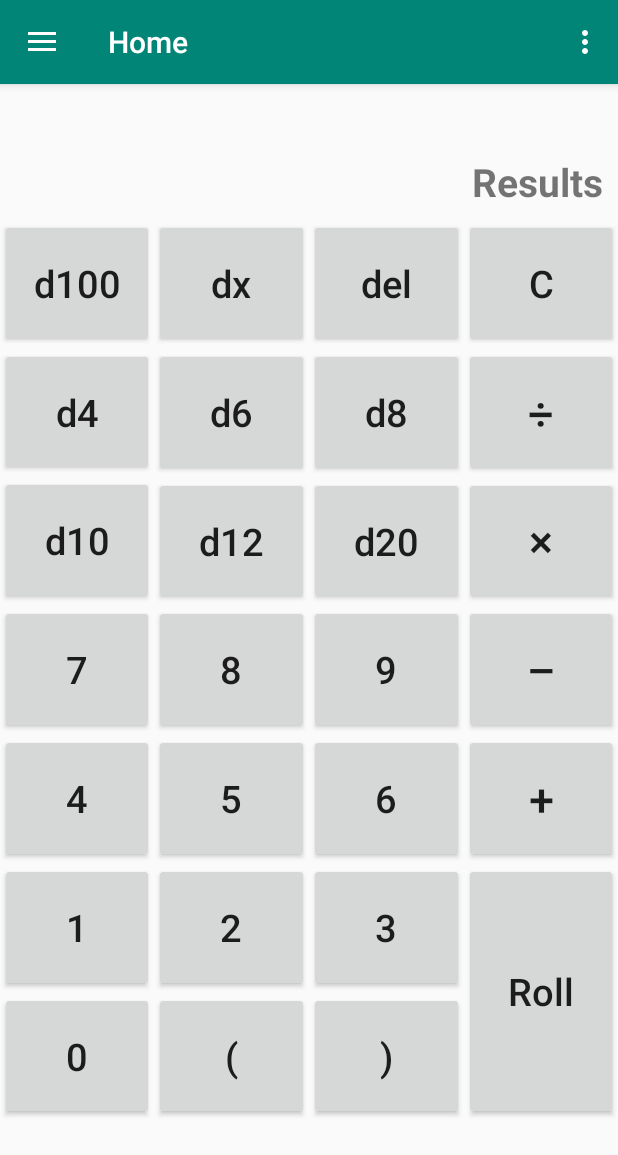
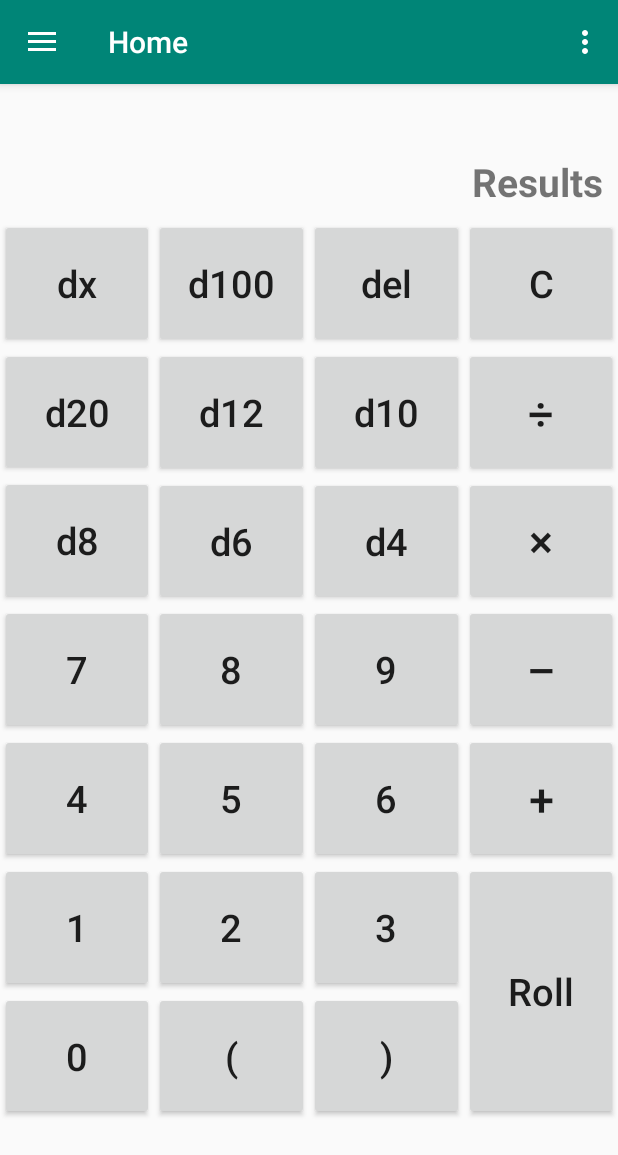
Before and after one commit to NuclearTacos/DiceRoller, an Android app: the screen it shows after launch (MainActivity), on a phone screen of 412 x 824 dp. Shown: the top 1155 px of the screen. Run offline under Robolectric (Android 15) with nearby library versions, the phone set to English and light mode, and no system bars; our stand-ins replace navigation-ui.

Commit message:
Smarter logic for pressing xdy buttons
Also, refactored the Dice Space to keep a list of slots, and to intelligently manage the slots.

```diff
--- a/app/src/main/java/io/nucleartacos/diceroller/ui/home/HomeFragment.kt
+++ b/app/src/main/java/io/nucleartacos/diceroller/ui/home/HomeFragment.kt
@@ -7,15 +7,16 @@ import android.view.View
 import android.view.ViewGroup
 import android.widget.Button
 import android.widget.TextView
-import android.widget.Toast
 import androidx.fragment.app.Fragment
 import androidx.lifecycle.Observer
 import androidx.lifecycle.ViewModelProviders
 import io.nucleartacos.diceroller.R
+import io.nucleartacos.diceroller.data.Slot
 
 class HomeFragment : Fragment() {
 
     private lateinit var homeViewModel: HomeViewModel
+    private var slotList: ArrayList<Slot> = ArrayList<Slot>()
 
     override fun onCreateView(
         inflater: LayoutInflater,
@@ -35,82 +36,124 @@ class HomeFragment : Fragment() {
 
         // Get all of the function buttons.  The function buttons are every button that add things
         // to the Dice Space.  Any X, dY, or +/-/whatever buttons.
-        var functionButtonList: ArrayList<Button> = getFunctionButtons(root)
-        functionButtonList.forEach {
-            it.setOnClickListener {
-                functionPress(it)
-            }
-        }
-
-        // When the delete key is pressed, remove the last character from the Dice Space
-        root.findViewById<Button>(R.id.del).setOnClickListener{
-            delPress(it)
-        }
-
-        // When the clear key is pressed, clear the entire Dice Space
-        root.findViewById<Button>(R.id.C).setOnClickListener{
-            clearPress(it)
-        }
+        assignButtionClicks(root)
 
         return root
     }
 
-    fun functionPress(button: View){
-        if (button is Button){
-            var diceValue = button.rootView.findViewById<TextView>(R.id.diceSpace).text as String
-            button.rootView.findViewById<TextView>(R.id.diceSpace).text = diceValue + button.text
-        }
+    fun diceSpaceString(): String {
+        var spaceString = ""
+
+        slotList.forEach( {
+            spaceString += it.toString()
+        })
+
+        return spaceString.replace("  "," " ).trim()
     }
 
-    fun delPress(button: View){
-        if (button is Button){
-            var diceValue = button.rootView.findViewById<TextView>(R.id.diceSpace).text as String
 
-            if ( diceValue.substring( diceValue.length-1 ) == " "){
-                button.rootView.findViewById<TextView>(R.id.diceSpace)
-                    .text = substring( diceValue, 0, diceValue.length-3 )
+    fun dButtonPress(button: View) {
+        if (button is Button) {
+            // If there are no elements, the last slot counts as 1
+            // Or if the last slot *isn't* a number
+            if (slotList.size == 0 ) {
+                var lastSlot = Slot(1)
+                slotList.add( lastSlot )
+                slotList.add( Slot(button.text.toString()) )
             }
             else {
-                button.rootView.findViewById<TextView>(R.id.diceSpace)
-                    .text = substring( diceValue, 0, diceValue.length-1 )
+                var lastSlot = slotList.removeAt( slotList.lastIndex )
+
+                if (lastSlot.type == Slot.SLOT_TYPE.NUMBER) {
+                    slotList.add(lastSlot)
+                    slotList.add( Slot(button.text.toString()) )
+                }
+                // If the lastSlot diceType matches the diceType of the next button, increment the prior number
+                else if (lastSlot.diceType == lastSlot.getDiceType( button.text.toString())){
+                    slotList[slotList.lastIndex].number += 1
+                    slotList.add(lastSlot)
+                }
+                else {
+                    slotList.add( lastSlot )
+                    slotList.add( Slot(1) )
+                    slotList.add( Slot(button.text.toString()) )
+                }
             }
+
+            updateDiceSpaceText(button)
         }
+        else throw Exception()
     }
 
-    fun clearPress(button: View){
-        if (button is Button){
-            button.rootView.findViewById<TextView>(R.id.diceSpace).text = ""
+    fun numButtonPress(button: View) {
+        if (button is Button) {
+            slotList.add( Slot( button.text.toString().toInt() ) )
+
+            updateDiceSpaceText(button)
         }
+        else throw Exception()
     }
 
-    fun getFunctionButtons(root: View): ArrayList<Button>{
-        val functionButtons: ArrayList<Button> = ArrayList<Button>()
+    fun operationButtonPress(button: View, operation: Slot.OPERATION) {
+        if (button is Button) {
+            slotList.add( Slot( operation ) )
 
-        functionButtons.add(root.findViewById<Button>(R.id.d100))
-        functionButtons.add(root.findViewById<Button>(R.id.dx))
-        functionButtons.add(root.findViewById<Button>(R.id.d4))
-        functionButtons.add(root.findViewById<Button>(R.id.d6))
-        functionButtons.add(root.findViewById<Button>(R.id.d8))
-        functionButtons.add(root.findViewById<Button>(R.id.d10))
-        functionButtons.add(root.findViewById<Button>(R.id.d12))
-        functionButtons.add(root.findViewById<Button>(R.id.d20))
-        functionButtons.add(root.findViewById<Button>(R.id.n9))
-        functionButtons.add(root.findViewById<Button>(R.id.n8))
-        functionButtons.add(root.findViewById<Button>(R.id.n7))
-        functionButtons.add(root.findViewById<Button>(R.id.n6))
-        functionButtons.add(root.findViewById<Button>(R.id.n5))
-        functionButtons.add(root.findViewById<Button>(R.id.n4))
-        functionButtons.add(root.findViewById<Button>(R.id.n3))
-        functionButtons.add(root.findViewById<Button>(R.id.n2))
-        functionButtons.add(root.findViewById<Button>(R.id.n1))
-        functionButtons.add(root.findViewById<Button>(R.id.n0))
-        functionButtons.add(root.findViewById<Button>(R.id.sOpen))
-        functionButtons.add(root.findViewById<Button>(R.id.sClose))
-        functionButtons.add(root.findViewById<Button>(R.id.sDivide))
-        functionButtons.add(root.findViewById<Button>(R.id.sMultiply))
-        functionButtons.add(root.findViewById<Button>(R.id.sMinus))
-        functionButtons.add(root.findViewById<Button>(R.id.sPlus))
+            updateDiceSpaceText(button)
+        }
+        else throw Exception()
+    }
 
-        return functionButtons
+    fun delPress(button: View) {
+        if (button is Button){
+            slotList.removeAt( slotList.size - 1 )
+
+            updateDiceSpaceText(button)
+        }
+        else throw Exception()
+    }
+
+    fun clearPress(button: View) {
+        if (button is Button){
+            slotList.removeAll( slotList )
+
+            updateDiceSpaceText(button)
+        }
+        else throw Exception()
+    }
+
+    fun updateDiceSpaceText(button: View) {
+        button.rootView.findViewById<TextView>(R.id.diceSpace).text = diceSpaceString()
+    }
+
+    fun assignButtionClicks(root: View) { //: ArrayList<Button>{
+        root.findViewById<Button>(R.id.dx).setOnClickListener { dButtonPress( it ) }
+        root.findViewById<Button>(R.id.d100).setOnClickListener { dButtonPress( it ) }
+        root.findViewById<Button>(R.id.d20).setOnClickListener { dButtonPress( it ) }
+        root.findViewById<Button>(R.id.d12).setOnClickListener { dButtonPress( it ) }
+        root.findViewById<Button>(R.id.d10).setOnClickListener { dButtonPress( it ) }
+        root.findViewById<Button>(R.id.d8).setOnClickListener { dButtonPress( it ) }
+        root.findViewById<Button>(R.id.d6).setOnClickListener { dButtonPress( it ) }
+        root.findViewById<Button>(R.id.d4).setOnClickListener { dButtonPress( it ) }
+
+        root.findViewById<Button>(R.id.n9).setOnClickListener { numButtonPress( it ) }
+        root.findViewById<Button>(R.id.n8).setOnClickListener { numButtonPress( it ) }
+        root.findViewById<Button>(R.id.n7).setOnClickListener { numButtonPress( it ) }
+        root.findViewById<Button>(R.id.n6).setOnClickListener { numButtonPress( it ) }
+        root.findViewById<Button>(R.id.n5).setOnClickListener { numButtonPress( it ) }
+        root.findViewById<Button>(R.id.n4).setOnClickListener { numButtonPress( it ) }
+        root.findViewById<Button>(R.id.n3).setOnClickListener { numButtonPress( it ) }
+        root.findViewById<Button>(R.id.n2).setOnClickListener { numButtonPress( it ) }
+        root.findViewById<Button>(R.id.n1).setOnClickListener { numButtonPress( it ) }
+        root.findViewById<Button>(R.id.n0).setOnClickListener { numButtonPress( it ) }
+
+        root.findViewById<Button>(R.id.del).setOnClickListener { delPress( it ) }
+        root.findViewById<Button>(R.id.C).setOnClickListener { clearPress( it ) }
+
+        root.findViewById<Button>(R.id.sDivide).setOnClickListener { operationButtonPress( it, Slot.OPERATION.DIVIDE ) }
+        root.findViewById<Button>(R.id.sMultiply).setOnClickListener { operationButtonPress( it, Slot.OPERATION.MULTIPLY ) }
+        root.findViewById<Button>(R.id.sMinus).setOnClickListener { operationButtonPress( it, Slot.OPERATION.MINUS ) }
+        root.findViewById<Button>(R.id.sPlus).setOnClickListener { operationButtonPress( it, Slot.OPERATION.PLUS ) }
+        root.findViewById<Button>(R.id.sOpen).setOnClickListener { operationButtonPress( it, Slot.OPERATION.OPEN ) }
+        root.findViewById<Button>(R.id.sClose).setOnClickListener { operationButtonPress( it, Slot.OPERATION.CLOSE ) }
     }
 }
--- a/app/src/main/res/layout/fragment_home.xml
+++ b/app/src/main/res/layout/fragment_home.xml
@@ -7,6 +7,19 @@
     android:layout_gravity="center_horizontal|center_vertical">
 
     <Button
+        android:id="@+id/dx"
+        android:layout_width="0dp"
+        android:layout_height="0dp"
+        android:text="dx"
+        android:textAllCaps="false"
+        android:textSize="25sp"
+        app:layout_constraintDimensionRatio="1.2"
+        app:layout_constraintEnd_toStartOf="@+id/d100"
+        app:layout_constraintHorizontal_weight="1"
+        app:layout_constraintStart_toStartOf="parent"
+        app:layout_constraintTop_toBottomOf="@+id/resultSpace" />
+
+    <Button
         android:id="@+id/d100"
         android:layout_width="0dp"
         android:layout_height="0dp"
@@ -14,38 +27,66 @@
         android:textAllCaps="false"
         android:textSize="25sp"
         app:layout_constraintDimensionRatio="1.2"
-        app:layout_constraintEnd_toStartOf="@+id/dx"
+        app:layout_constraintEnd_toStartOf="@+id/del"
         app:layout_constraintHorizontal_weight="1"
-        app:layout_constraintStart_toStartOf="parent"
+        app:layout_constraintStart_toEndOf="@+id/dx"
         app:layout_constraintTop_toBottomOf="@+id/resultSpace" />
 
     <Button
-        android:id="@+id/dx"
+        android:id="@+id/d20"
         android:layout_width="0dp"
         android:layout_height="0dp"
-        android:text="dx"
+        android:text="d20"
         android:textAllCaps="false"
         android:textSize="25sp"
-        android:onClick="functionPress"
         app:layout_constraintDimensionRatio="1.2"
-        app:layout_constraintEnd_toStartOf="@+id/del"
+        app:layout_constraintEnd_toStartOf="@+id/d100"
+        app:layout_constraintHorizontal_bias="0.0"
+        app:layout_constraintHorizontal_weight="1"
+        app:layout_constraintStart_toStartOf="parent"
+        app:layout_constraintTop_toBottomOf="@+id/dx" />
+
+    <Button
+        android:id="@+id/d12"
+        android:layout_width="0dp"
+        android:layout_height="0dp"
+        android:text="d12"
+        android:textAllCaps="false"
+        android:textSize="25sp"
+        app:layout_constraintDimensionRatio="1.2"
+        app:layout_constraintEnd_toStartOf="@+id/d10"
+        app:layout_constraintHorizontal_bias="0.0"
+        app:layout_constraintHorizontal_weight="1"
+        app:layout_constraintStart_toEndOf="@+id/d20"
+        app:layout_constraintTop_toBottomOf="@+id/d100" />
+
+    <Button
+        android:id="@+id/d10"
+        android:layout_width="0dp"
+        android:layout_height="0dp"
+        android:text="d10"
+        android:textAllCaps="false"
+        android:textSize="25sp"
+        app:layout_constraintDimensionRatio="1.2"
+        app:layout_constraintEnd_toStartOf="@+id/C"
+        app:layout_constraintHorizontal_bias="0.0"
         app:layout_constraintHorizontal_weight="1"
         app:layout_constraintStart_toEndOf="@+id/d100"
-        app:layout_constraintTop_toBottomOf="@+id/resultSpace" />
+        app:layout_constraintTop_toBottomOf="@+id/del" />
 
     <Button
-        android:id="@+id/d4"
+        android:id="@+id/d8"
         android:layout_width="0dp"
         android:layout_height="0dp"
-        android:text="d4"
+        android:text="d8"
         android:textAllCaps="false"
         android:textSize="25sp"
-        android:onClick="functionPress"
         app:layout_constraintDimensionRatio="1.2"
-        app:layout_constraintEnd_toStartOf="@+id/dx"
+        app:layout_constraintEnd_toStartOf="@+id/d100"
+        app:layout_constraintHorizontal_bias="0.0"
         app:layout_constraintHorizontal_weight="1"
         app:layout_constraintStart_toStartOf="parent"
-        app:layout_constraintTop_toBottomOf="@+id/d100" />
+        app:layout_constraintTop_toBottomOf="@+id/d20" />
 
     <Button
         android:id="@+id/d6"
@@ -55,66 +96,25 @@
         android:textAllCaps="false"
         android:textSize="25sp"
         app:layout_constraintDimensionRatio="1.2"
-        app:layout_constraintEnd_toStartOf="@+id/d8"
+        app:layout_constraintEnd_toStartOf="@+id/d10"
         app:layout_constraintHorizontal_bias="0.0"
         app:layout_constraintHorizontal_weight="1"
-        app:layout_constraintStart_toEndOf="@+id/d4"
-        app:layout_constraintTop_toBottomOf="@+id/dx" />
+        app:layout_constraintStart_toEndOf="@+id/d20"
+        app:layout_constraintTop_toBottomOf="@+id/d12" />
 
     <Button
-        android:id="@+id/d8"
+        android:id="@+id/d4"
         android:layout_width="0dp"
         android:layout_height="0dp"
-        android:text="d8"
-        android:textAllCaps="false"
-        android:textSize="25sp"
-        app:layout_constraintDimensionRatio="1.2"
-        app:layout_constraintEnd_toStartOf="@+id/C"
-        app:layout_constraintHorizontal_weight="1"
-        app:layout_constraintStart_toEndOf="@+id/dx"
-        app:layout_constraintTop_toBottomOf="@+id/del" />
-
-    <Button
-        android:id="@+id/d10"
-        android:layout_width="0dp"
-        android:layout_height="0dp"
-        android:text="d10"
-        android:textAllCaps="false"
-        android:textSize="25sp"
-        app:layout_constraintDimensionRatio="1.2"
-        app:layout_constraintEnd_toStartOf="@+id/dx"
-        app:layout_constraintHorizontal_bias="1.0"
-        app:layout_constraintHorizontal_weight="1"
-        app:layout_constraintStart_toStartOf="parent"
-        app:layout_constraintTop_toBottomOf="@+id/d4" />
-
-    <Button
-        android:id="@+id/d12"
-        android:layout_width="0dp"
-        android:layout_height="0dp"
-        android:text="d12"
-        android:textAllCaps="false"
-        android:textSize="25sp"
-        app:layout_constraintDimensionRatio="1.2"
-        app:layout_constraintEnd_toStartOf="@+id/d8"
-        app:layout_constraintHorizontal_bias="0.0"
-        app:layout_constraintHorizontal_weight="1"
-        app:layout_constraintStart_toEndOf="@+id/d4"
-        app:layout_constraintTop_toBottomOf="@+id/d6" />
-
-    <Button
-        android:id="@+id/d20"
-        android:layout_width="0dp"
-        android:layout_height="0dp"
-        android:text="d20"
+        android:text="d4"
         android:textAllCaps="false"
         android:textSize="25sp"
         app:layout_constraintDimensionRatio="1.2"
         app:layout_constraintEnd_toStartOf="@+id/C"
         app:layout_constraintHorizontal_bias="0.0"
         app:layout_constraintHorizontal_weight="1"
-        app:layout_constraintStart_toEndOf="@+id/dx"
-        app:layout_constraintTop_toBottomOf="@+id/d8" />
+        app:layout_constraintStart_toEndOf="@+id/d100"
+        app:layout_constraintTop_toBottomOf="@+id/d10" />
 
     <Button
         android:id="@+id/n9"
@@ -127,8 +127,8 @@
         app:layout_constraintEnd_toStartOf="@+id/C"
         app:layout_constraintHorizontal_bias="0.0"
         app:layout_constraintHorizontal_weight="1"
-        app:layout_constraintStart_toEndOf="@+id/dx"
-        app:layout_constraintTop_toBottomOf="@+id/d20" />
+        app:layout_constraintStart_toEndOf="@+id/d100"
+        app:layout_constraintTop_toBottomOf="@+id/d4" />
 
     <Button
         android:id="@+id/n8"
@@ -138,11 +138,11 @@
         android:textAllCaps="false"
         android:textSize="25sp"
         app:layout_constraintDimensionRatio="1.2"
-        app:layout_constraintEnd_toStartOf="@+id/d8"
+        app:layout_constraintEnd_toStartOf="@+id/d10"
         app:layout_constraintHorizontal_bias="0.0"
         app:layout_constraintHorizontal_weight="1"
-        app:layout_constraintStart_toEndOf="@+id/d4"
-        app:layout_constraintTop_toBottomOf="@+id/d12" />
+        app:layout_constraintStart_toEndOf="@+id/d20"
+        app:layout_constraintTop_toBottomOf="@+id/d6" />
 
     <Button
         android:id="@+id/n7"
@@ -152,11 +152,11 @@
         android:textAllCaps="false"
         android:textSize="25sp"
         app:layout_constraintDimensionRatio="1.2"
-        app:layout_constraintEnd_toStartOf="@+id/dx"
+        app:layout_constraintEnd_toStartOf="@+id/d100"
         app:layout_constraintHorizontal_bias="0.0"
         app:layout_constraintHorizontal_weight="1"
         app:layout_constraintStart_toStartOf="parent"
-        app:layout_constraintTop_toBottomOf="@+id/d10" />
+        app:layout_constraintTop_toBottomOf="@+id/d8" />
 
     <Button
         android:id="@+id/n6"
@@ -169,7 +169,7 @@
         app:layout_constraintEnd_toStartOf="@+id/C"
         app:layout_constraintHorizontal_bias="0.0"
         app:layout_constraintHorizontal_weight="1"
-        app:layout_constraintStart_toEndOf="@+id/dx"
+        app:layout_constraintStart_toEndOf="@+id/d100"
         app:layout_constraintTop_toBottomOf="@+id/n9" />
 
     <Button
@@ -180,10 +180,10 @@
         android:textAllCaps="false"
         android:textSize="25sp"
         app:layout_constraintDimensionRatio="1.2"
-        app:layout_constraintEnd_toStartOf="@+id/d8"
+        app:layout_constraintEnd_toStartOf="@+id/d10"
         app:layout_constraintHorizontal_bias="0.0"
         app:layout_constraintHorizontal_weight="1"
-        app:layout_constraintStart_toEndOf="@+id/d4"
+        app:layout_constraintStart_toEndOf="@+id/d20"
         app:layout_constraintTop_toBottomOf="@+id/n8" />
 
     <Button
@@ -194,7 +194,7 @@
         android:textAllCaps="false"
         android:textSize="25sp"
         app:layout_constraintDimensionRatio="1.2"
-        app:layout_constraintEnd_toStartOf="@+id/dx"
+        app:layout_constraintEnd_toStartOf="@+id/d100"
         app:layout_constraintHorizontal_bias="0.0"
         app:layout_constraintHorizontal_weight="1"
         app:layout_constraintStart_toStartOf="parent"
@@ -211,7 +211,7 @@
         app:layout_constraintEnd_toStartOf="@+id/C"
         app:layout_constraintHorizontal_bias="0.0"
         app:layout_constraintHorizontal_weight="1"
-        app:layout_constraintStart_toEndOf="@+id/dx"
+        app:layout_constraintStart_toEndOf="@+id/d100"
         app:layout_constraintTop_toBottomOf="@+id/n6" />
 
     <Button
@@ -222,10 +222,10 @@
         android:textAllCaps="false"
         android:textSize="25sp"
         app:layout_constraintDimensionRatio="1.2"
-        app:layout_constraintEnd_toStartOf="@+id/d8"
+        app:layout_constraintEnd_toStartOf="@+id/d10"
         app:layout_constraintHorizontal_bias="0.0"
         app:layout_constraintHorizontal_weight="1"
-        app:layout_constraintStart_toEndOf="@+id/d4"
+        app:layout_constraintStart_toEndOf="@+id/d20"
         app:layout_constraintTop_toBottomOf="@+id/n5" />
 
     <Button
@@ -236,7 +236,7 @@
         android:textAllCaps="false"
         android:textSize="25sp"
         app:layout_constraintDimensionRatio="1.2"
-        app:layout_constraintEnd_toStartOf="@+id/dx"
+        app:layout_constraintEnd_toStartOf="@+id/d100"
         app:layout_constraintHorizontal_bias="0.0"
         app:layout_constraintHorizontal_weight="1"
         app:layout_constraintStart_toStartOf="parent"
@@ -250,7 +250,7 @@
         android:textAllCaps="false"
         android:textSize="25sp"
         app:layout_constraintDimensionRatio="1.2"
-        app:layout_constraintEnd_toStartOf="@+id/dx"
+        app:layout_constraintEnd_toStartOf="@+id/d100"
         app:layout_constraintHorizontal_bias="0.0"
         app:layout_constraintHorizontal_weight="1"
         app:layout_constraintStart_toStartOf="parent"
@@ -264,10 +264,10 @@
         android:textAllCaps="false"
         android:textSize="25sp"
         app:layout_constraintDimensionRatio="1.2"
-        app:layout_constraintEnd_toStartOf="@+id/d8"
+        app:layout_constraintEnd_toStartOf="@+id/d10"
         app:layout_constraintHorizontal_bias="0.0"
         app:layout_constraintHorizontal_weight="1"
-        app:layout_constraintStart_toEndOf="@+id/d4"
+        app:layout_constraintStart_toEndOf="@+id/d20"
         app:layout_constraintTop_toBottomOf="@+id/n2" />
 
     <Button
@@ -281,7 +281,7 @@
         app:layout_constraintEnd_toStartOf="@+id/C"
         app:layout_constraintHorizontal_bias="0.0"
         app:layout_constraintHorizontal_weight="1"
-        app:layout_constraintStart_toEndOf="@+id/dx"
+        app:layout_constraintStart_toEndOf="@+id/d100"
         app:layout_constraintTop_toBottomOf="@+id/n3" />
 
     <Button
@@ -294,7 +294,7 @@
         app:layout_constraintDimensionRatio="1.2"
         app:layout_constraintEnd_toStartOf="@+id/C"
         app:layout_constraintHorizontal_weight="1"
-        app:layout_constraintStart_toEndOf="@+id/dx"
+        app:layout_constraintStart_toEndOf="@+id/d100"
         app:layout_constraintTop_toBottomOf="@+id/resultSpace" />
 
     <Button
@@ -314,55 +314,55 @@
         android:id="@+id/sDivide"
         android:layout_width="0dp"
         android:layout_height="0dp"
-        android:text=" ÷ "
+        android:text="÷"
         android:textAllCaps="false"
         android:textSize="30sp"
         app:layout_constraintDimensionRatio="1.2"
         app:layout_constraintEnd_toEndOf="parent"
         app:layout_constraintHorizontal_weight="1"
-        app:layout_constraintStart_toEndOf="@+id/d8"
+        app:layout_constraintStart_toEndOf="@+id/d10"
         app:layout_constraintTop_toBottomOf="@+id/C" />
 
     <Button
         android:id="@+id/sMultiply"
         android:layout_width="0dp"
         android:layout_height="0dp"
-        android:text=" × "
+        android:text="×"
         android:textAllCaps="false"
         android:textSize="30sp"
         app:layout_constraintDimensionRatio="1.2"
         app:layout_constraintEnd_toEndOf="parent"
         app:layout_constraintHorizontal_bias="0.0"
         app:layout_constraintHorizontal_weight="1"
-        app:layout_constraintStart_toEndOf="@+id/d8"
+        app:layout_constraintStart_toEndOf="@+id/d10"
         app:layout_constraintTop_toBottomOf="@+id/sDivide" />
 
     <Button
         android:id="@+id/sMinus"
         android:layout_width="0dp"
         android:layout_height="0dp"
-        android:text=" – "
+        android:text="–"
         android:textAllCaps="false"
         android:textSize="30sp"
         app:layout_constraintDimensionRatio="1.2"
         app:layout_constraintEnd_toEndOf="parent"
         app:layout_constraintHorizontal_bias="0.0"
         app:layout_constraintHorizontal_weight="1"
-        app:layout_constraintStart_toEndOf="@+id/d8"
+        app:layout_constraintStart_toEndOf="@+id/d10"
         app:layout_constraintTop_toBottomOf="@+id/sMultiply" />
 
     <Button
         android:id="@+id/sPlus"
         android:layout_width="0dp"
         android:layout_height="0dp"
-        android:text=" + "
+        android:text="+"
         android:textAllCaps="false"
         android:textSize="30sp"
         app:layout_constraintDimensionRatio="1.2"
         app:layout_constraintEnd_toEndOf="parent"
         app:layout_constraintHorizontal_bias="0.0"
         app:layout_constraintHorizontal_weight="1"
-        app:layout_constraintStart_toEndOf="@+id/d8"
+        app:layout_constraintStart_toEndOf="@+id/d10"
         app:layout_constraintTop_toBottomOf="@+id/sMinus" />
 
     <Button
@@ -376,7 +376,7 @@
         app:layout_constraintEnd_toEndOf="parent"
         app:layout_constraintHorizontal_bias="0.0"
         app:layout_constraintHorizontal_weight="1"
-        app:layout_constraintStart_toEndOf="@+id/d8"
+        app:layout_constraintStart_toEndOf="@+id/d10"
         app:layout_constraintTop_toBottomOf="@+id/sPlus" />
 
     <TextView
```
Also changed, not shown: app/src/main/java/io/nucleartacos/diceroller/data/Slot.kt (added, +124 -0 lines).
